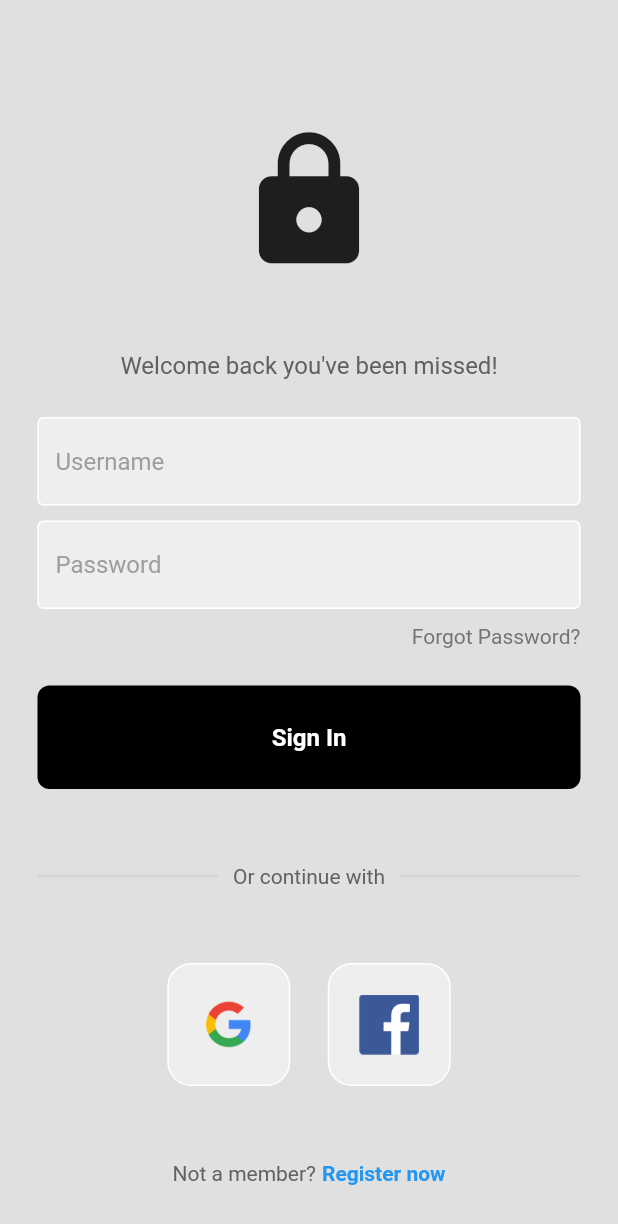
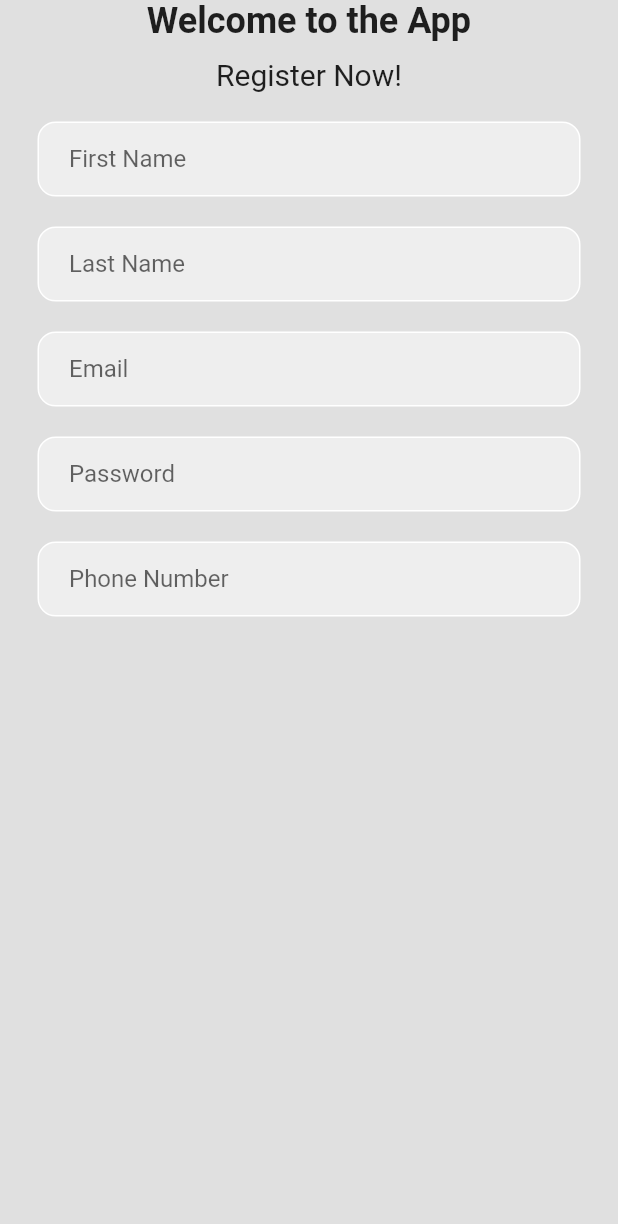
Before and after one commit to beshoy27/EgyptEye, a Flutter app: the screen it shows after launch, on a phone screen of 412 x 824 dp. Shown: the top 1224 px of the screen. Run offline on Flutter 3.47's test engine with Material 2 defaults, Android fonts, the light colour scheme and no system bars; missing offline and left inert: dart:html.

Commit message:
signup&file-updates

```diff
--- a/egypt_eye/lib/main.dart
+++ b/egypt_eye/lib/main.dart
@@ -1,8 +1,6 @@
-
-
 import 'package:flutter/material.dart';
-
 import 'package:egypt_eye/view/signin.dart';
+import 'package:egypt_eye/view/signup.dart';
 
 
 void main() {
@@ -16,7 +14,7 @@ class MyApp extends StatelessWidget {
   Widget build(BuildContext context) {
     return MaterialApp(
       debugShowCheckedModeBanner: false,
-      home: Signin(),
+      home: SignupPage(),
     );
   }
 }
--- a/egypt_eye/lib/view/signup.dart
+++ b/egypt_eye/lib/view/signup.dart
@@ -0,0 +1,133 @@
+import 'package:flutter/material.dart';
+
+class SignupPage extends StatefulWidget {
+  const SignupPage({Key? key}) : super(key: key);
+
+  @override
+  State<SignupPage> createState() => _SignupPageState();
+}
+
+class _SignupPageState extends State<SignupPage> {
+  @override
+  Widget build(BuildContext context) {
+    return Scaffold(
+        backgroundColor: Colors.grey[300],
+        body: SafeArea(
+            child: Column(children: [
+          Text(
+            'Welcome to the App',
+            style: TextStyle(
+              fontWeight: FontWeight.bold,
+              fontSize: 24,
+            ),
+          ),
+          SizedBox(height: 10),
+          Text(
+            'Register Now!',
+            style: TextStyle(
+              fontSize: 20,
+            ),
+          ),
+          SizedBox(height: 20),
+          Padding(
+            padding: const EdgeInsets.symmetric(horizontal: 25.0),
+            child: Container(
+              decoration: BoxDecoration(
+                color: Colors.grey[200],
+                border: Border.all(color: Colors.white),
+                borderRadius: BorderRadius.circular(12),
+              ),
+              child: Padding(
+                padding: const EdgeInsets.only(left: 20.0),
+                child: TextField(
+                  decoration: InputDecoration(
+                    border: InputBorder.none,
+                    hintText: 'First Name',
+                  ),
+                ),
+              ),
+            ),
+          ),
+          SizedBox(height: 20),
+          Padding(
+            padding: const EdgeInsets.symmetric(horizontal: 25.0),
+            child: Container(
+              decoration: BoxDecoration(
+                color: Colors.grey[200],
+                border: Border.all(color: Colors.white),
+                borderRadius: BorderRadius.circular(12),
+              ),
+              child: Padding(
+                padding: const EdgeInsets.only(left: 20.0),
+                child: TextField(
+                  decoration: InputDecoration(
+                    border: InputBorder.none,
+                    hintText: 'Last Name',
+                  ),
+                ),
+              ),
+            ),
+          ),
+          SizedBox(height: 20),
+          Padding(
+            padding: const EdgeInsets.symmetric(horizontal: 25.0),
+            child: Container(
+              decoration: BoxDecoration(
+                color: Colors.grey[200],
+                border: Border.all(color: Colors.white),
+                borderRadius: BorderRadius.circular(12),
+              ),
+              child: Padding(
+                padding: const EdgeInsets.only(left: 20.0),
+                child: TextField(
+                  decoration: InputDecoration(
+                    border: InputBorder.none,
+                    hintText: 'Email',
+                  ),
+                ),
+              ),
+            ),
+          ),
+          SizedBox(height: 20),
+          Padding(
+            padding: const EdgeInsets.symmetric(horizontal: 25.0),
+            child: Container(
+              decoration: BoxDecoration(
+                color: Colors.grey[200],
+                border: Border.all(color: Colors.white),
+                borderRadius: BorderRadius.circular(12),
+              ),
+              child: Padding(
+                padding: const EdgeInsets.only(left: 20.0),
+                child: TextField(
+                  decoration: InputDecoration(
+                    border: InputBorder.none,
+                    hintText: 'Password',
+                  ),
+                ),
+              ),
+            ),
+          ),
+          SizedBox(height: 20),
+          Padding(
+            padding: const EdgeInsets.symmetric(horizontal: 25.0),
+            child: Container(
+              decoration: BoxDecoration(
+                color: Colors.grey[200],
+                border: Border.all(color: Colors.white),
+                borderRadius: BorderRadius.circular(12),
+              ),
+              child: Padding(
+                padding: const EdgeInsets.only(left: 20.0),
+                child: TextField(
+                  decoration: InputDecoration(
+                    border: InputBorder.none,
+                    hintText: 'Phone Number',
+                  ),
+                ),
+              ),
+            ),
+          ),
+        ])));
+  }
+}
--- a/egypt_eye/pubspec.yaml
+++ b/egypt_eye/pubspec.yaml
@@ -38,6 +38,7 @@ dependencies:
   cupertino_icons: ^1.0.2
   http: ^0.13.5
   go_router: ^5.2.4
+
 
 
 
```
Also changed, not shown: 1 other file.
